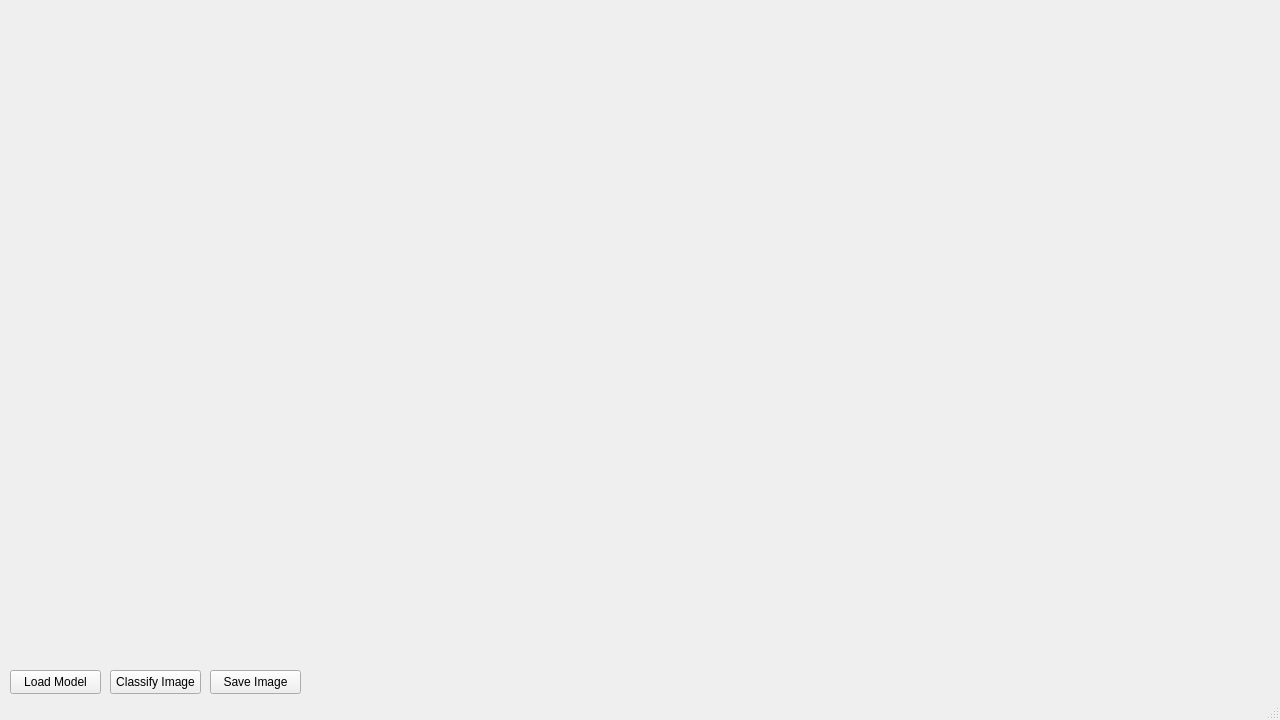
This is mainwindow.ui in Dudecake/potato-classifier as Qt 5 draws it before an edit. The edited form follows.
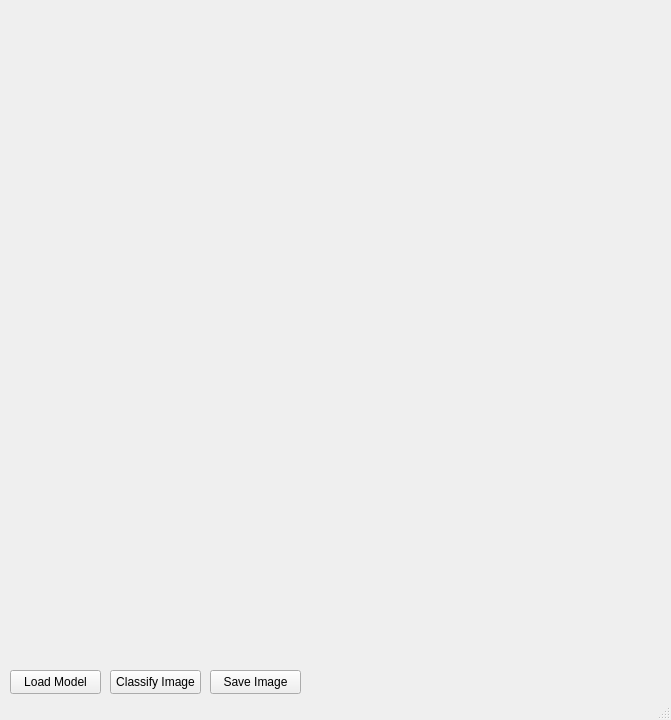
This is the edited form.

Patch:
```diff
--- a/mainwindow.ui
+++ b/mainwindow.ui
@@ -6,7 +6,7 @@
    <rect>
     <x>0</x>
     <y>0</y>
-    <width>1280</width>
+    <width>671</width>
     <height>720</height>
    </rect>
   </property>
@@ -58,7 +58,7 @@
      <rect>
       <x>10</x>
       <y>10</y>
-      <width>1261</width>
+      <width>651</width>
       <height>651</height>
      </rect>
     </property>
```
